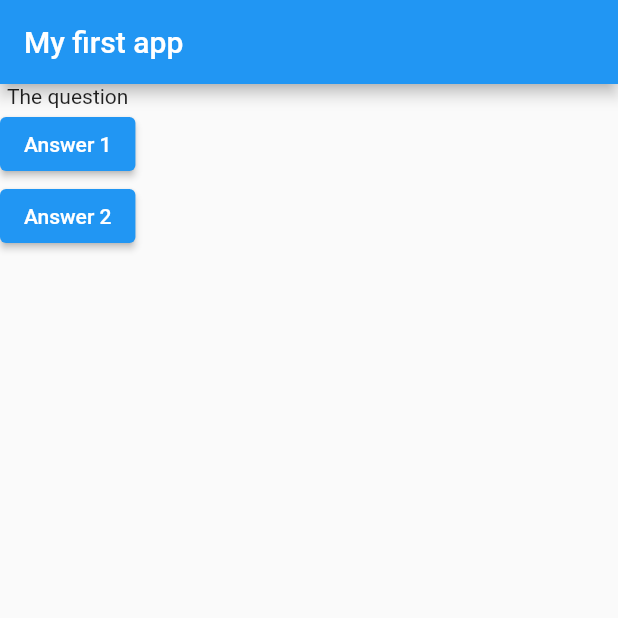
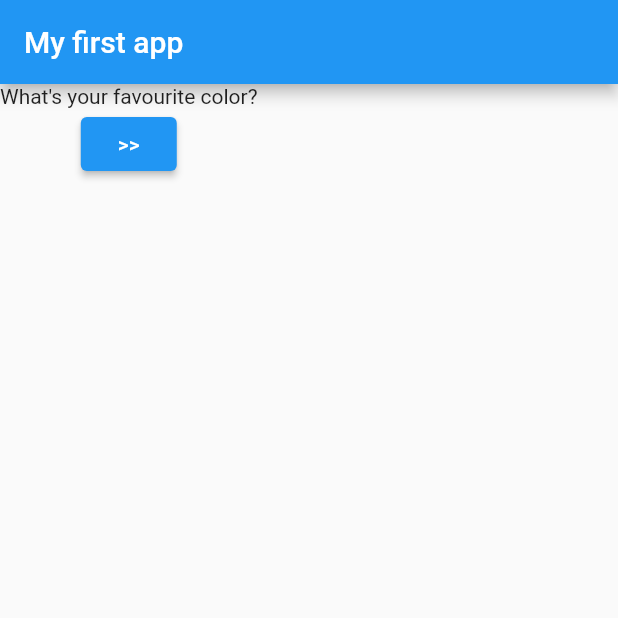
Before and after one commit to abdullahaahmed0539/Flutter-quiz-app, a Flutter app: the screen it shows after launch, on a phone screen of 412 x 824 dp, the top half of it. Run offline on Flutter 3.47's test engine with Material 2 defaults, Android fonts, the phone set to English and light mode, and no system bars.

```diff
--- a/lib/main.dart
+++ b/lib/main.dart
@@ -3,8 +3,15 @@ import 'package:flutter/material.dart';
 void main () => runApp(MyApp());
 
 
-class MyApp extends StatelessWidget{
+class MyApp extends StatefulWidget{
+  @override
+  State<StatefulWidget> createState() {
+    return MyAppState();
+  }
+}
 
+class MyAppState extends State <MyApp> {
+  int i  = 0;
   @override
   Widget build(BuildContext context) {
     var questions = [
@@ -19,14 +26,14 @@ class MyApp extends StatelessWidget{
         ),
         body: Column(
           children: [
-            Text('The question'),
+            Text(questions[i]),
             ElevatedButton(
-              child: Text('Answer 1'),
-              onPressed: () => print('Answer 1'),
-            ),
-            ElevatedButton(
-              child: Text('Answer 2'),
-              onPressed: () => print('Answer 2'),
+              child: Text('>>'),
+              onPressed: () {
+                setState(() {
+                  i++;
+                });
+              },
             ),
           ]
         ),
```
